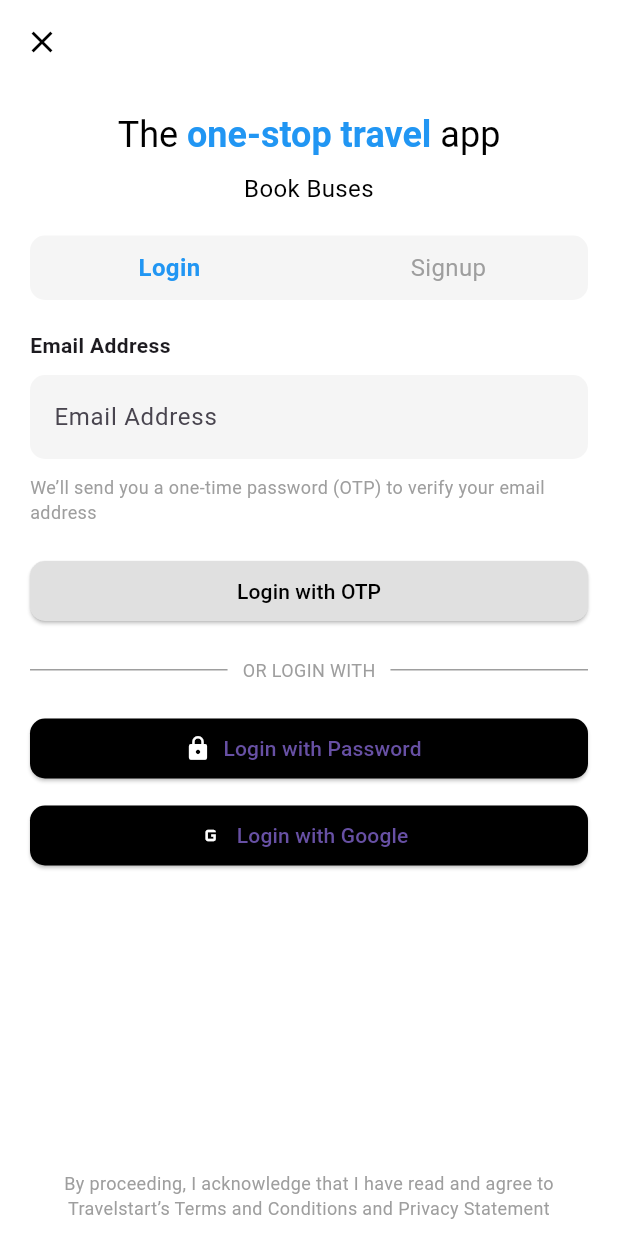
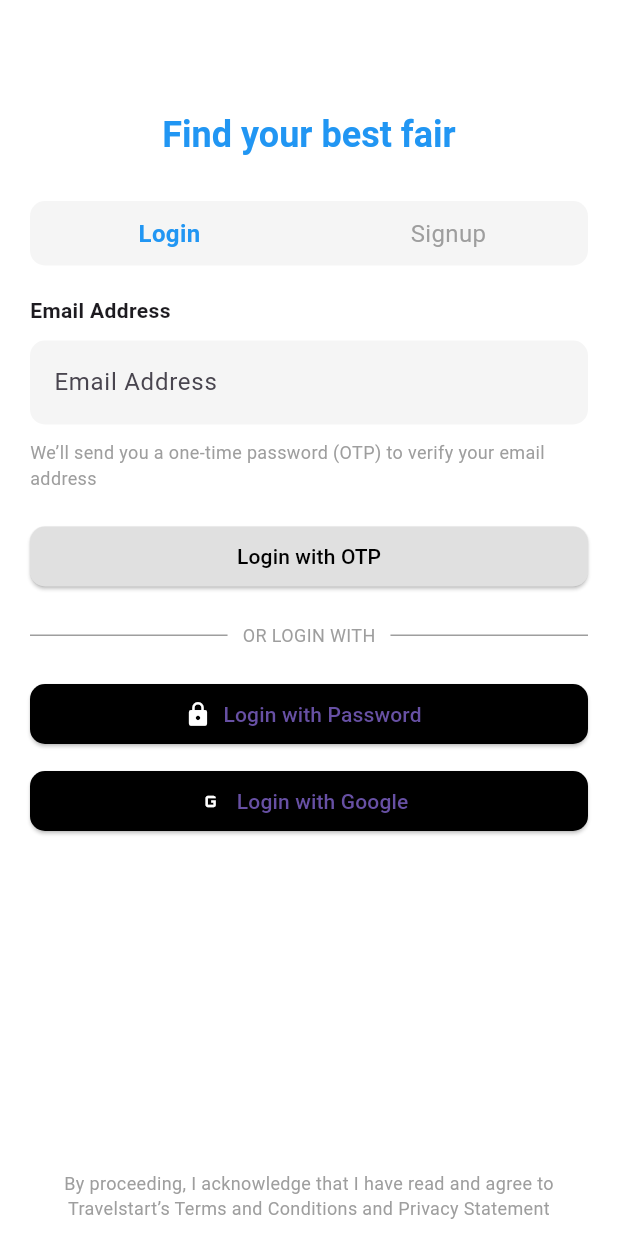
Before and after one commit to sanjaii1/fairyaatra, a Flutter app: the screen it shows after launch, on a phone screen of 412 x 824 dp. Run offline on Flutter 3.47's test engine with Material 3 defaults, Android fonts, the phone set to English and light mode, and no system bars.

Commit message:
login page changes

```diff
--- a/lib/src/feature/login/views/login.dart
+++ b/lib/src/feature/login/views/login.dart
@@ -21,10 +21,10 @@
       appBar: AppBar(
         elevation: 0,
         backgroundColor: Colors.transparent,
-        leading: const Icon(
-          Icons.close,
-          color: Colors.black,
-        ),
+        // leading: const Icon(
+        //   Icons.close,
+        //   color: Colors.black,
+        // ),
       ),
       body: Padding(
         padding: const EdgeInsets.symmetric(horizontal: 20),
@@ -36,42 +36,42 @@
               textAlign: TextAlign.center,
               text: const TextSpan(
                 children: [
+                  // TextSpan(
+                  //   text: "",
+                  //   style: TextStyle(
+                  //     fontSize: 24,
+                  //     color: Colors.black,
+                  //     fontWeight: FontWeight.normal,
+                  //   ),
+                  // ),
                   TextSpan(
-                    text: "The ",
-                    style: TextStyle(
-                      fontSize: 24,
-                      color: Colors.black,
-                      fontWeight: FontWeight.normal,
-                    ),
-                  ),
-                  TextSpan(
-                    text: "one-stop travel ",
+                    text: "Find your best fair",
                     style: TextStyle(
                       fontSize: 24,
                       color: Colors.blue,
                       fontWeight: FontWeight.bold,
                     ),
                   ),
-                  TextSpan(
-                    text: "app",
-                    style: TextStyle(
-                      fontSize: 24,
-                      color: Colors.black,
-                      fontWeight: FontWeight.normal,
-                    ),
-                  ),
+                  // TextSpan(
+                  //   text: "",
+                  //   style: TextStyle(
+                  //     fontSize: 24,
+                  //     color: Colors.black,
+                  //     fontWeight: FontWeight.normal,
+                  //   ),
+                  // ),
                 ],
               ),
             ),
             const SizedBox(height: 10),
-            const Text(
-              "Book Buses",
-              textAlign: TextAlign.center,
-              style: TextStyle(
-                fontSize: 16,
-                color: Colors.black,
-              ),
-            ),
+            // const Text(
+            //   "Book Buses",
+            //   textAlign: TextAlign.center,
+            //   style: TextStyle(
+            //     fontSize: 16,
+            //     color: Colors.black,
+            //   ),
+            // ),
             const SizedBox(height: 20),
             Container(
               decoration: BoxDecoration(
```
